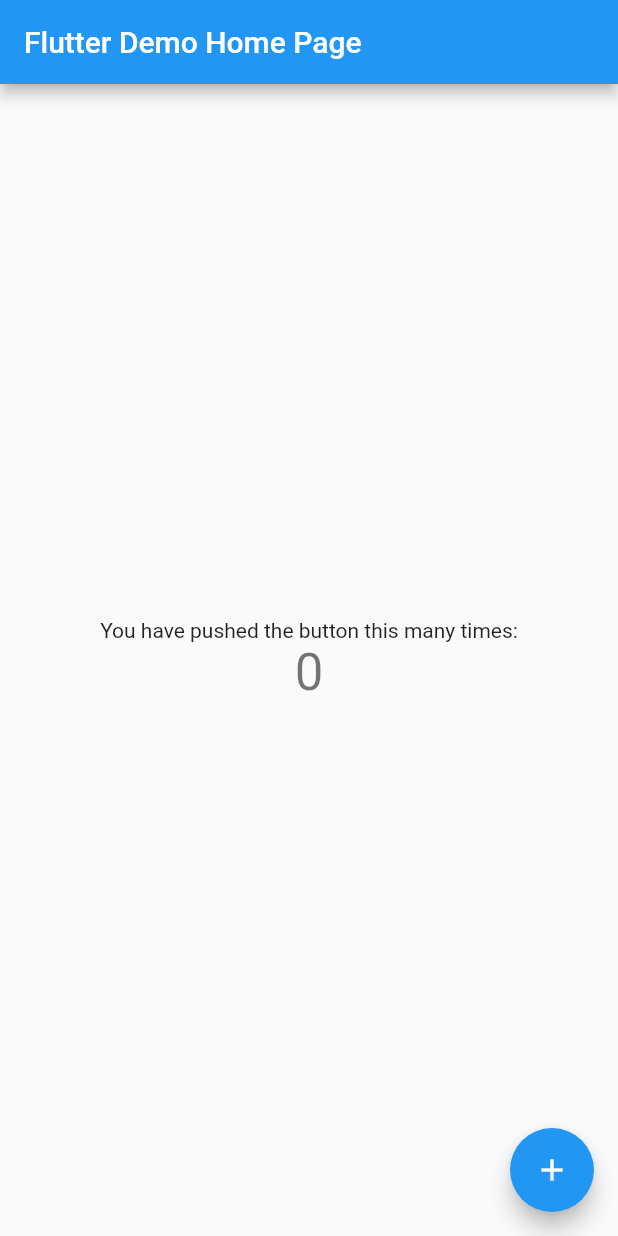
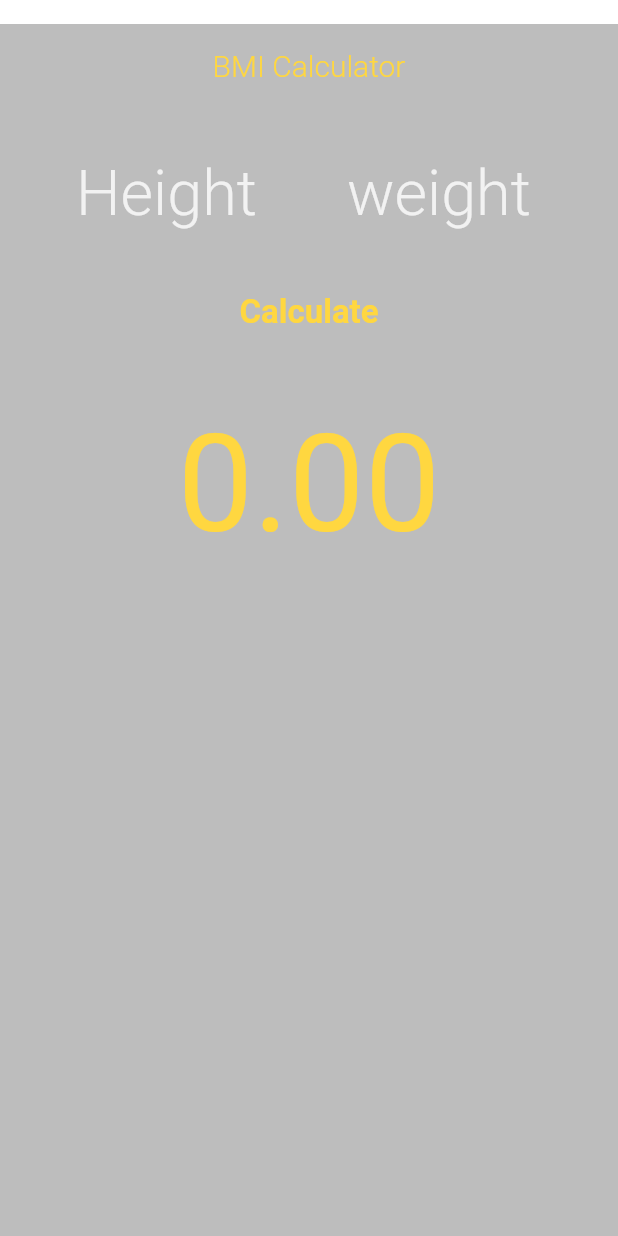
Before and after one commit to zakircse/BMI_Calculator_App, a Flutter app: the screen it shows after launch, on a phone screen of 412 x 824 dp. Run offline on Flutter 3.47's test engine with Material 2 defaults, Android fonts, the phone set to English and light mode, and no system bars.

Commit message:
project finish

```diff
--- /dev/null
+++ b/lib/home/home.dart
@@ -0,0 +1,152 @@
+import 'package:bmi_calculator/main.dart';
+import 'package:flutter/material.dart';
+
+class HomeScreen extends StatefulWidget {
+  const HomeScreen({Key? key}) : super(key: key);
+
+  @override
+  _HomeScreenState createState() => _HomeScreenState();
+}
+
+class _HomeScreenState extends State<HomeScreen> {
+  TextEditingController _heightController = TextEditingController();
+  TextEditingController _weightController = TextEditingController();
+  double _bmiResult = 0;
+  String _textResult = '';
+  @override
+  Widget build(BuildContext context) {
+    return SafeArea(
+      child: Padding(
+        padding: const EdgeInsets.only(top: 16.0),
+        child: Scaffold(
+          appBar: AppBar(
+            title: Text(
+              "BMI Calculator",
+              style: TextStyle(
+                color: Colors.amberAccent,
+                fontWeight: FontWeight.w300,
+              ),
+            ),
+            backgroundColor: Colors.transparent,
+            elevation: 0,
+            centerTitle: true,
+          ),
+          backgroundColor: Colors.black26,
+          body: SingleChildScrollView(
+            child: Column(
+              children: [
+                SizedBox(
+                  height: 20,
+                ),
+                Row(
+                  mainAxisAlignment: MainAxisAlignment.spaceEvenly,
+                  children: [
+                    Container(
+                      width: 130,
+                      child: TextField(
+                        controller: _heightController,
+                        style: TextStyle(
+                          color: Colors.amberAccent,
+                          fontSize: 42,
+                          fontWeight: FontWeight.w300,
+                        ),
+                        keyboardType: TextInputType.number,
+                        decoration: InputDecoration(
+                          border: InputBorder.none,
+                          hintText: "Height",
+                          hintStyle: TextStyle(
+                            fontSize: 42,
+                            fontWeight: FontWeight.w300,
+                            color: Colors.white.withOpacity(0.8),
+                          ),
+                        ),
+                      ),
+                    ),
+                    Container(
+                      width: 130,
+                      child: TextField(
+                        controller: _weightController,
+                        style: TextStyle(
+                          color: Colors.amberAccent,
+                          fontSize: 42,
+                          fontWeight: FontWeight.w300,
+                        ),
+                        keyboardType: TextInputType.number,
+                        decoration: InputDecoration(
+                          border: InputBorder.none,
+                          hintText: "weight",
+                          hintStyle: TextStyle(
+                            fontSize: 42,
+                            fontWeight: FontWeight.w300,
+                            color: Colors.white.withOpacity(0.8),
+                          ),
+                        ),
+                      ),
+                    ),
+                  ],
+                ),
+                SizedBox(
+                  height: 30,
+                ),
+                GestureDetector(
+                  onTap: () {
+                    double _h = double.parse(_heightController.text);
+                    double _w = double.parse(_weightController.text);
+                    setState(() {
+                      _bmiResult = _w / (_h * _h);
+                      if (_bmiResult > 25) {
+                        _textResult = "You\'re Over Weight";
+                      } else if (_bmiResult >= 18 && _bmiResult <= 25) {
+                        _textResult = "You\'re Normal Weight";
+                      } else {
+                        _textResult = "You\'re Under Weight";
+                      }
+                    });
+                  },
+                  child: Container(
+                    child: Text(
+                      "Calculate",
+                      style: TextStyle(
+                        fontSize: 22,
+                        fontWeight: FontWeight.bold,
+                        color: Colors.amberAccent,
+                      ),
+                    ),
+                  ),
+                ),
+                SizedBox(
+                  height: 50,
+                ),
+                Container(
+                  child: Text(
+                    _bmiResult.toStringAsFixed(2),
+                    style: TextStyle(
+                      fontSize: 90,
+                      color: Colors.amberAccent,
+                    ),
+                  ),
+                ),
+                SizedBox(
+                  height: 50,
+                ),
+                Visibility(
+                  visible: _textResult.isNotEmpty,
+                  child: Container(
+                    child: Text(
+                      _textResult,
+                      style: TextStyle(
+                        fontSize: 32,
+                        fontWeight: FontWeight.w400,
+                        color: Colors.amberAccent,
+                      ),
+                    ),
+                  ),
+                ),
+              ],
+            ),
+          ),
+        ),
+      ),
+    );
+  }
+}
--- a/lib/main.dart
+++ b/lib/main.dart
@@ -1,115 +1,22 @@
 import 'package:flutter/material.dart';
+import 'package:bmi_calculator/home/home.dart';
 
 void main() {
-  runApp(const MyApp());
+  runApp(MyApp());
 }
 
 class MyApp extends StatelessWidget {
   const MyApp({Key? key}) : super(key: key);
 
-  // This widget is the root of your application.
   @override
   Widget build(BuildContext context) {
     return MaterialApp(
-      title: 'Flutter Demo',
+      title: "BMI Calculator",
       theme: ThemeData(
-        // This is the theme of your application.
-        //
-        // Try running your application with "flutter run". You'll see the
-        // application has a blue toolbar. Then, without quitting the app, try
-        // changing the primarySwatch below to Colors.green and then invoke
-        // "hot reload" (press "r" in the console where you ran "flutter run",
-        // or simply save your changes to "hot reload" in a Flutter IDE).
-        // Notice that the counter didn't reset back to zero; the application
-        // is not restarted.
-        primarySwatch: Colors.blue,
+        primarySwatch: Colors.yellow,
+        visualDensity: VisualDensity.adaptivePlatformDensity,
       ),
-      home: const MyHomePage(title: 'Flutter Demo Home Page'),
+      home: HomeScreen(),
     );
   }
 }
-
-class MyHomePage extends StatefulWidget {
-  const MyHomePage({Key? key, required this.title}) : super(key: key);
-
-  // This widget is the home page of your application. It is stateful, meaning
-  // that it has a State object (defined below) that contains fields that affect
-  // how it looks.
-
-  // This class is the configuration for the state. It holds the values (in this
-  // case the title) provided by the parent (in this case the App widget) and
-  // used by the build method of the State. Fields in a Widget subclass are
-  // always marked "final".
-
-  final String title;
-
-  @override
-  State<MyHomePage> createState() => _MyHomePageState();
-}
-
-class _MyHomePageState extends State<MyHomePage> {
-  int _counter = 0;
-
-  void _incrementCounter() {
-    setState(() {
-      // This call to setState tells the Flutter framework that something has
-      // changed in this State, which causes it to rerun the build method below
-      // so that the display can reflect the updated values. If we changed
-      // _counter without calling setState(), then the build method would not be
-      // called again, and so nothing would appear to happen.
-      _counter++;
-    });
-  }
-
-  @override
-  Widget build(BuildContext context) {
-    // This method is rerun every time setState is called, for instance as done
-    // by the _incrementCounter method above.
-    //
-    // The Flutter framework has been optimized to make rerunning build methods
-    // fast, so that you can just rebuild anything that needs updating rather
-    // than having to individually change instances of widgets.
-    return Scaffold(
-      appBar: AppBar(
-        // Here we take the value from the MyHomePage object that was created by
-        // the App.build method, and use it to set our appbar title.
-        title: Text(widget.title),
-      ),
-      body: Center(
-        // Center is a layout widget. It takes a single child and positions it
-        // in the middle of the parent.
-        child: Column(
-          // Column is also a layout widget. It takes a list of children and
-          // arranges them vertically. By default, it sizes itself to fit its
-          // children horizontally, and tries to be as tall as its parent.
-          //
-          // Invoke "debug painting" (press "p" in the console, choose the
-          // "Toggle Debug Paint" action from the Flutter Inspector in Android
-          // Studio, or the "Toggle Debug Paint" command in Visual Studio Code)
-          // to see the wireframe for each widget.
-          //
-          // Column has various properties to control how it sizes itself and
-          // how it positions its children. Here we use mainAxisAlignment to
-          // center the children vertically; the main axis here is the vertical
-          // axis because Columns are vertical (the cross axis would be
-          // horizontal).
-          mainAxisAlignment: MainAxisAlignment.center,
-          children: <Widget>[
-            const Text(
-              'You have pushed the button this many times:',
-            ),
-            Text(
-              '$_counter',
-              style: Theme.of(context).textTheme.headline4,
-            ),
-          ],
-        ),
-      ),
-      floatingActionButton: FloatingActionButton(
-        onPressed: _incrementCounter,
-        tooltip: 'Increment',
-        child: const Icon(Icons.add),
-      ), // This trailing comma makes auto-formatting nicer for build methods.
-    );
-  }
-}
```
